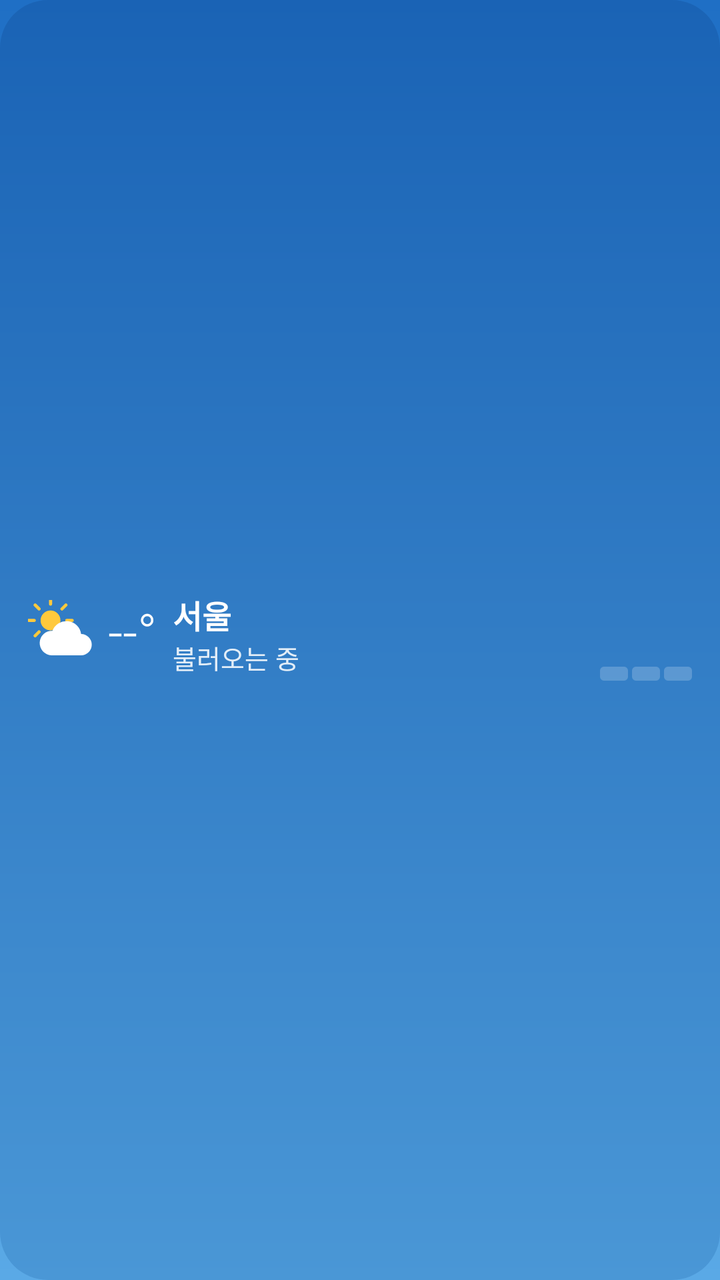
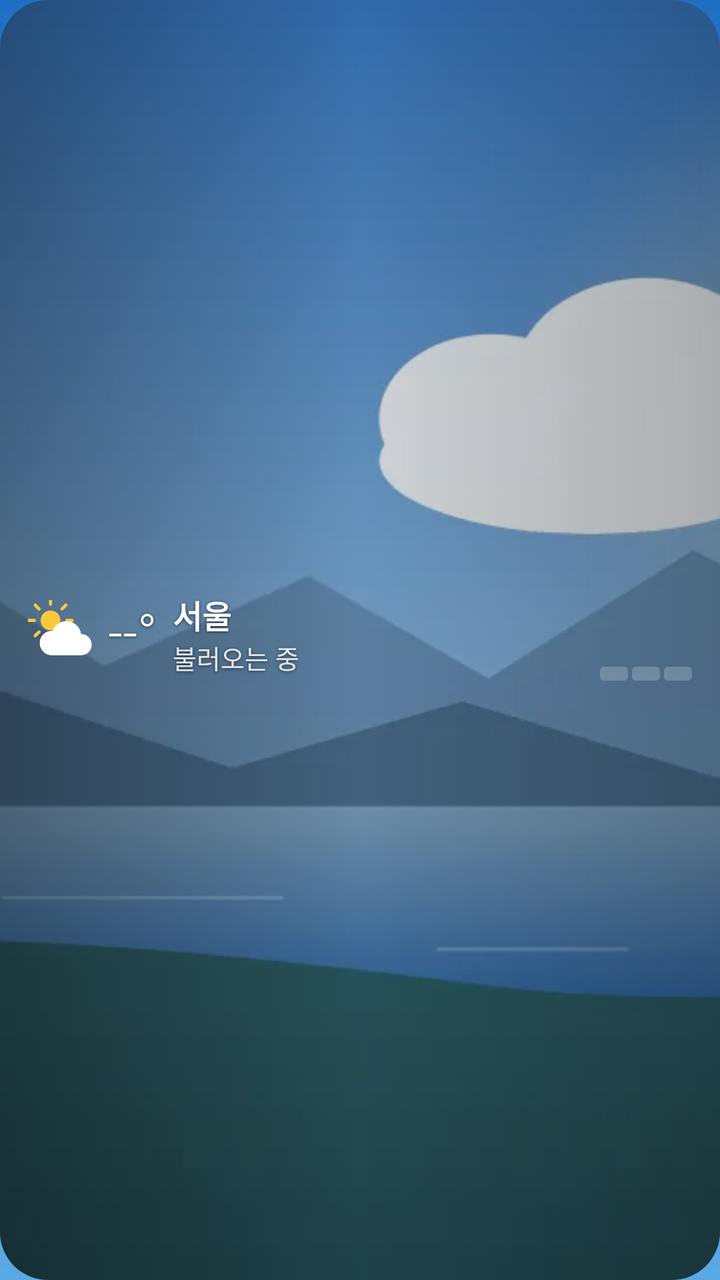

An Android layout rendered at two revisions. The XML below is the earlier revision; the diff shows what the commit changed to produce the second picture.
<!-- AndroidManifest.xml: application theme AppTheme -->
<!-- res/layout/widget_bar.xml -->
<?xml version="1.0" encoding="utf-8"?>
<FrameLayout xmlns:android="http://schemas.android.com/apk/res/android"
    android:id="@+id/root" android:layout_width="match_parent" android:layout_height="match_parent">
    <ImageView android:id="@+id/bg" android:layout_width="match_parent" android:layout_height="match_parent"
        android:scaleType="fitXY" android:src="@drawable/bg_clear_day" android:importantForAccessibility="no"/>
    <LinearLayout android:id="@+id/content" android:layout_width="match_parent" android:layout_height="match_parent"
        android:orientation="vertical" android:gravity="center_vertical"
        android:paddingStart="14dp" android:paddingEnd="14dp" android:paddingTop="6dp" android:paddingBottom="6dp">

        
        <LinearLayout android:layout_width="match_parent" android:layout_height="wrap_content"
            android:orientation="horizontal" android:gravity="center_vertical">
            <ImageView android:id="@+id/icon" android:layout_width="34dp" android:layout_height="34dp" android:src="@drawable/ic_w_partly_day"/>
            <TextView android:id="@+id/temp" android:layout_width="wrap_content" android:layout_height="wrap_content"
                android:layout_marginStart="6dp" android:text="--°" android:textColor="#FFFFFF" android:textSize="26sp"
                android:fontFamily="sans-serif-light" android:maxLines="1" android:includeFontPadding="false"/>
            <LinearLayout android:layout_width="wrap_content" android:layout_height="wrap_content"
                android:layout_marginStart="8dp" android:orientation="vertical">
                <TextView android:id="@+id/city" android:layout_width="wrap_content" android:layout_height="wrap_content"
                    android:maxWidth="110dp" android:text="서울" android:textColor="#FFFFFF" android:textSize="16sp" android:textStyle="bold"
                    android:maxLines="1" android:ellipsize="end" android:includeFontPadding="false"/>
                <TextView android:id="@+id/cond" android:layout_width="wrap_content" android:layout_height="wrap_content"
                    android:text="불러오는 중" android:textColor="#DDFFFFFF" android:textSize="13sp" android:maxLines="1" android:ellipsize="end"/>
            </LinearLayout>
            <TextView android:id="@+id/tip" android:layout_width="0dp" android:layout_weight="1" android:layout_height="wrap_content"
                android:layout_marginStart="8dp" android:layout_marginEnd="6dp" android:gravity="center"
                android:text="" android:textColor="#FFFFFF" android:textSize="12sp" android:maxLines="3" android:ellipsize="end"
                android:lineBreakWordStyle="phrase" android:includeFontPadding="false"/>
            <LinearLayout android:layout_width="wrap_content" android:layout_height="wrap_content"
                android:orientation="vertical" android:gravity="end">
                <TextView android:id="@+id/hl" android:layout_width="wrap_content" android:layout_height="wrap_content"
                    android:text="" android:textColor="#FFFFFF" android:textSize="14sp" android:maxLines="1"/>
                <TextView android:id="@+id/dust" android:layout_width="wrap_content" android:layout_height="wrap_content"
                    android:text="" android:textColor="#DDFFFFFF" android:textSize="13sp" android:maxLines="1"/>
                <LinearLayout android:id="@+id/meter" android:layout_width="wrap_content" android:layout_height="wrap_content"
                    android:layout_marginTop="3dp" android:orientation="horizontal">
                    <ImageView android:id="@+id/m1" android:layout_width="14dp" android:layout_height="7dp" android:scaleType="fitXY" android:src="@drawable/cell_off"/>
                    <ImageView android:id="@+id/m2" android:layout_width="14dp" android:layout_height="7dp" android:layout_marginStart="2dp" android:scaleType="fitXY" android:src="@drawable/cell_off"/>
                    <ImageView android:id="@+id/m3" android:layout_width="14dp" android:layout_height="7dp" android:layout_marginStart="2dp" android:scaleType="fitXY" android:src="@drawable/cell_off"/>
                </LinearLayout>
            </LinearLayout>
        </LinearLayout>

        
        <LinearLayout android:id="@+id/week" android:layout_width="match_parent" android:layout_height="wrap_content"
            android:layout_marginTop="6dp" android:orientation="horizontal"/>
    </LinearLayout>
</FrameLayout>
<!-- resources referenced by this layout -->
<resources>
  <!-- drawable bg_clear_day (drawable) -->
  <?xml version="1.0" encoding="utf-8"?>
  <shape xmlns:android="http://schemas.android.com/apk/res/android" android:shape="rectangle"><corners android:radius="24dp"/><gradient android:angle="270" android:startColor="#1A63B5" android:endColor="#4A97D6"/></shape>
  <!-- drawable cell_off (drawable) -->
  <?xml version="1.0" encoding="utf-8"?>
  <shape xmlns:android="http://schemas.android.com/apk/res/android" android:shape="rectangle"><corners android:radius="2dp"/><solid android:color="#33FFFFFF"/></shape>
  <!-- drawable ic_w_partly_day (drawable) -->
  <?xml version="1.0" encoding="utf-8"?>
  <vector xmlns:android="http://schemas.android.com/apk/res/android" android:width="64dp" android:height="64dp" android:viewportWidth="64" android:viewportHeight="64"><group android:translateX="-6" android:translateY="-8" android:scaleX="0.85" android:scaleY="0.85"><path android:fillColor="#FFC93C" android:pathData="M32,21a11,11 0,1 1,0 22a11,11 0,1 1,0 -22z"/><path android:strokeColor="#FFC93C" android:strokeWidth="3.5" android:strokeLineCap="round" android:pathData="M32,14L32,8M32,56L32,50M14,32L8,32M56,32L50,32M19.3,19.3L15,15M44.7,44.7L49,49M44.7,19.3L49,15M19.3,44.7L15,49"/></group><group android:translateX="4" android:translateY="6" android:scaleX="1" android:scaleY="1"><path android:fillColor="#FFFFFF" android:pathData="M18,46h28a10,10 0,0 0,0 -20a14,14 0,0 0,-27 -3A11,11 0,0 0,18 46z"/></group></vector>
  <style name="AppTheme" parent="android:Theme.Material.NoActionBar">
      <item name="android:windowBackground">@drawable/ic_launcher_bg</item>
      <item name="android:statusBarColor">#1F6FC5</item>
      <item name="android:navigationBarColor">#5AA9E6</item>
    </style>
  <!-- drawable ic_launcher_bg (drawable) -->
  <?xml version="1.0" encoding="utf-8"?>
  <shape xmlns:android="http://schemas.android.com/apk/res/android"><gradient android:angle="270" android:startColor="#1F6FC5" android:endColor="#5AA9E6"/></shape>
</resources>

<!-- the commit's change to res/layout/widget_bar.xml (unified diff, before → after) -->
@@ -1,8 +1,11 @@
 <?xml version="1.0" encoding="utf-8"?>
 <FrameLayout xmlns:android="http://schemas.android.com/apk/res/android"
-    android:id="@+id/root" android:layout_width="match_parent" android:layout_height="match_parent">
+    android:id="@+id/root" android:layout_width="match_parent" android:layout_height="match_parent"
+    android:background="@drawable/widget_clip" android:clipToOutline="true">
     <ImageView android:id="@+id/bg" android:layout_width="match_parent" android:layout_height="match_parent"
-        android:scaleType="fitXY" android:src="@drawable/bg_clear_day" android:importantForAccessibility="no"/>
+        android:scaleType="centerCrop" android:src="@drawable/scene_partly_day" android:importantForAccessibility="no"/>
+    <ImageView android:id="@+id/scrim" android:layout_width="match_parent" android:layout_height="match_parent"
+        android:scaleType="fitXY" android:src="@drawable/scrim" android:importantForAccessibility="no"/>
     <LinearLayout android:id="@+id/content" android:layout_width="match_parent" android:layout_height="match_parent"
         android:orientation="vertical" android:gravity="center_vertical"
         android:paddingStart="14dp" android:paddingEnd="14dp" android:paddingTop="6dp" android:paddingBottom="6dp">
@@ -11,26 +14,26 @@
         <LinearLayout android:layout_width="match_parent" android:layout_height="wrap_content"
             android:orientation="horizontal" android:gravity="center_vertical">
             <ImageView android:id="@+id/icon" android:layout_width="34dp" android:layout_height="34dp" android:src="@drawable/ic_w_partly_day"/>
-            <TextView android:id="@+id/temp" android:layout_width="wrap_content" android:layout_height="wrap_content"
+            <TextView android:id="@+id/temp" android:shadowColor="#99000000" android:shadowRadius="4" android:shadowDy="1" android:layout_width="wrap_content" android:layout_height="wrap_content"
                 android:layout_marginStart="6dp" android:text="--°" android:textColor="#FFFFFF" android:textSize="26sp"
                 android:fontFamily="sans-serif-light" android:maxLines="1" android:includeFontPadding="false"/>
             <LinearLayout android:layout_width="wrap_content" android:layout_height="wrap_content"
                 android:layout_marginStart="8dp" android:orientation="vertical">
-                <TextView android:id="@+id/city" android:layout_width="wrap_content" android:layout_height="wrap_content"
+                <TextView android:id="@+id/city" android:shadowColor="#99000000" android:shadowRadius="4" android:shadowDy="1" android:layout_width="wrap_content" android:layout_height="wrap_content"
                     android:maxWidth="110dp" android:text="서울" android:textColor="#FFFFFF" android:textSize="16sp" android:textStyle="bold"
                     android:maxLines="1" android:ellipsize="end" android:includeFontPadding="false"/>
-                <TextView android:id="@+id/cond" android:layout_width="wrap_content" android:layout_height="wrap_content"
+                <TextView android:id="@+id/cond" android:shadowColor="#99000000" android:shadowRadius="4" android:shadowDy="1" android:layout_width="wrap_content" android:layout_height="wrap_content"
                     android:text="불러오는 중" android:textColor="#DDFFFFFF" android:textSize="13sp" android:maxLines="1" android:ellipsize="end"/>
             </LinearLayout>
-            <TextView android:id="@+id/tip" android:layout_width="0dp" android:layout_weight="1" android:layout_height="wrap_content"
+            <TextView android:id="@+id/tip" android:shadowColor="#99000000" android:shadowRadius="4" android:shadowDy="1" android:layout_width="0dp" android:layout_weight="1" android:layout_height="wrap_content"
                 android:layout_marginStart="8dp" android:layout_marginEnd="6dp" android:gravity="center"
                 android:text="" android:textColor="#FFFFFF" android:textSize="12sp" android:maxLines="3" android:ellipsize="end"
                 android:lineBreakWordStyle="phrase" android:includeFontPadding="false"/>
             <LinearLayout android:layout_width="wrap_content" android:layout_height="wrap_content"
                 android:orientation="vertical" android:gravity="end">
-                <TextView android:id="@+id/hl" android:layout_width="wrap_content" android:layout_height="wrap_content"
+                <TextView android:id="@+id/hl" android:shadowColor="#99000000" android:shadowRadius="4" android:shadowDy="1" android:layout_width="wrap_content" android:layout_height="wrap_content"
                     android:text="" android:textColor="#FFFFFF" android:textSize="14sp" android:maxLines="1"/>
-                <TextView android:id="@+id/dust" android:layout_width="wrap_content" android:layout_height="wrap_content"
+                <TextView android:id="@+id/dust" android:shadowColor="#99000000" android:shadowRadius="4" android:shadowDy="1" android:layout_width="wrap_content" android:layout_height="wrap_content"
                     android:text="" android:textColor="#DDFFFFFF" android:textSize="13sp" android:maxLines="1"/>
                 <LinearLayout android:id="@+id/meter" android:layout_width="wrap_content" android:layout_height="wrap_content"
                     android:layout_marginTop="3dp" android:orientation="horizontal">
<!-- resource entries referenced after the edit -->
@@ -1,14 +1,18 @@
 <!-- resources referenced by this layout -->
 <resources>
-  <!-- drawable bg_clear_day (drawable) -->
-  <?xml version="1.0" encoding="utf-8"?>
-  <shape xmlns:android="http://schemas.android.com/apk/res/android" android:shape="rectangle"><corners android:radius="24dp"/><gradient android:angle="270" android:startColor="#1A63B5" android:endColor="#4A97D6"/></shape>
   <!-- drawable cell_off (drawable) -->
   <?xml version="1.0" encoding="utf-8"?>
   <shape xmlns:android="http://schemas.android.com/apk/res/android" android:shape="rectangle"><corners android:radius="2dp"/><solid android:color="#33FFFFFF"/></shape>
   <!-- drawable ic_w_partly_day (drawable) -->
   <?xml version="1.0" encoding="utf-8"?>
   <vector xmlns:android="http://schemas.android.com/apk/res/android" android:width="64dp" android:height="64dp" android:viewportWidth="64" android:viewportHeight="64"><group android:translateX="-6" android:translateY="-8" android:scaleX="0.85" android:scaleY="0.85"><path android:fillColor="#FFC93C" android:pathData="M32,21a11,11 0,1 1,0 22a11,11 0,1 1,0 -22z"/><path android:strokeColor="#FFC93C" android:strokeWidth="3.5" android:strokeLineCap="round" android:pathData="M32,14L32,8M32,56L32,50M14,32L8,32M56,32L50,32M19.3,19.3L15,15M44.7,44.7L49,49M44.7,19.3L49,15M19.3,44.7L15,49"/></group><group android:translateX="4" android:translateY="6" android:scaleX="1" android:scaleY="1"><path android:fillColor="#FFFFFF" android:pathData="M18,46h28a10,10 0,0 0,0 -20a14,14 0,0 0,-27 -3A11,11 0,0 0,18 46z"/></group></vector>
+  <!-- drawable scene_partly_day: webp bitmap (drawable-nodpi, 12558 bytes) -->
+  <!-- drawable scrim (drawable) -->
+  <?xml version="1.0" encoding="utf-8"?>
+  <shape xmlns:android="http://schemas.android.com/apk/res/android" android:shape="rectangle"><gradient android:angle="0" android:startColor="#66000000" android:centerColor="#26000000" android:endColor="#4D000000"/></shape>
+  <!-- drawable widget_clip (drawable) -->
+  <?xml version="1.0" encoding="utf-8"?>
+  <shape xmlns:android="http://schemas.android.com/apk/res/android" android:shape="rectangle"><corners android:radius="24dp"/><solid android:color="#01000000"/></shape>
   <style name="AppTheme" parent="android:Theme.Material.NoActionBar">
       <item name="android:windowBackground">@drawable/ic_launcher_bg</item>
       <item name="android:statusBarColor">#1F6FC5</item>
